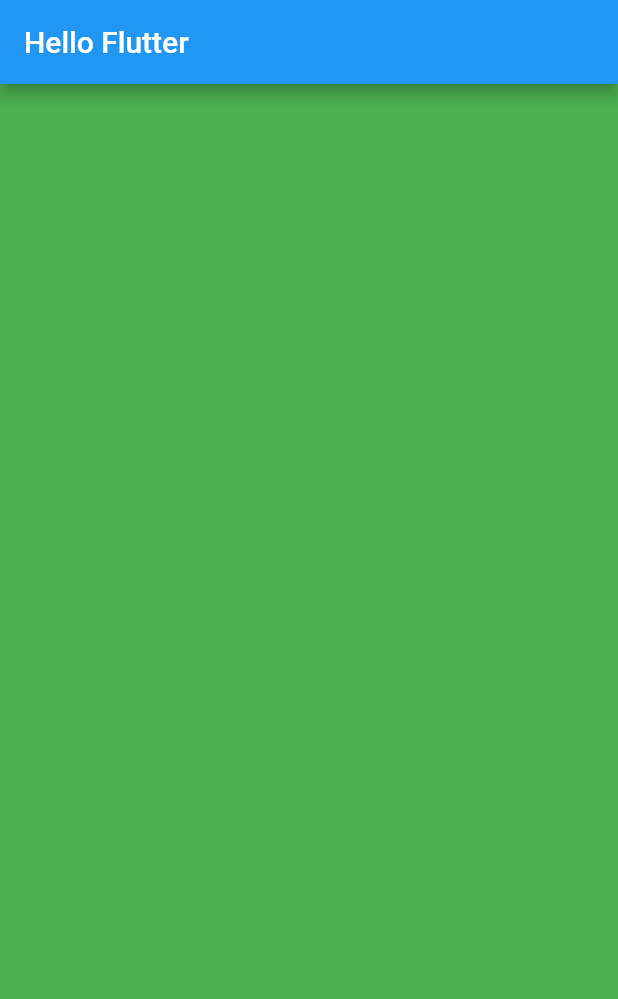
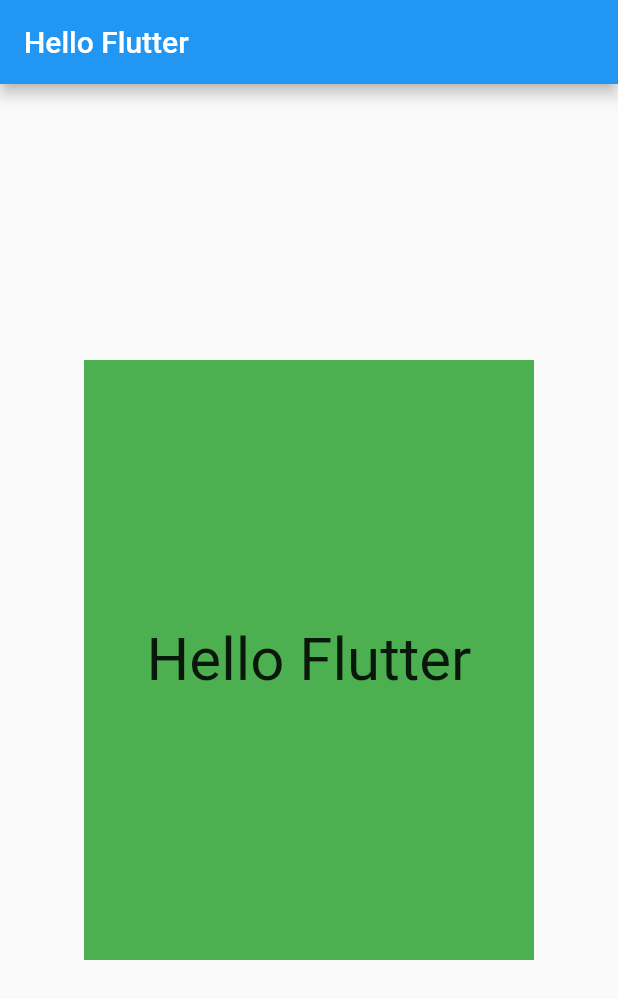
Before and after one commit to amatanat/hello_flutter, a Flutter app: the screen it shows after launch, on a phone screen of 412 x 824 dp. Shown: the top 999 px of the screen. Run offline on Flutter 3.47's test engine with Material 2 defaults, Android fonts, the phone set to English and light mode, and no system bars.

Commit message:
create a StatelessWidget class. It contains a centered Container. Container has a text child.

```diff
--- a/lib/main.dart
+++ b/lib/main.dart
@@ -6,6 +6,27 @@ Widget helloFlutter(){
   return Container(
       color: Colors.green
   );
+}
+
+// StatelessWidget class
+class HelloFlutter extends StatelessWidget {
+  @override
+  Widget build(BuildContext context) {
+    return Center(
+      child: Container(
+        color: Colors.green,
+        height: 400.0,
+        width: 300.0,
+        child:Center(
+            child: Text(
+                'Hello Flutter',
+                style: TextStyle(fontSize: 40.0),
+
+            )
+        )
+      ),
+    );
+  }
 }
 
 void main() {
@@ -22,7 +43,7 @@ void main() {
         appBar: AppBar(
           title: Text('Hello Flutter'),
         ),
-        body: helloFlutter()
+        body: HelloFlutter()
       )
     )
   );
```
